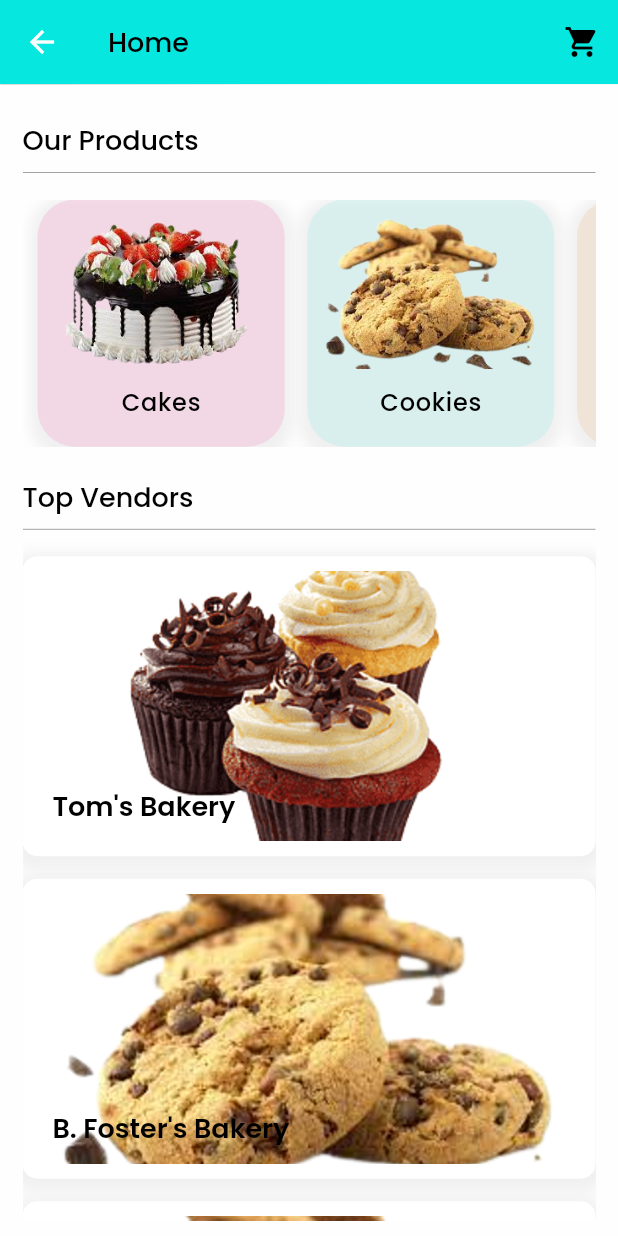
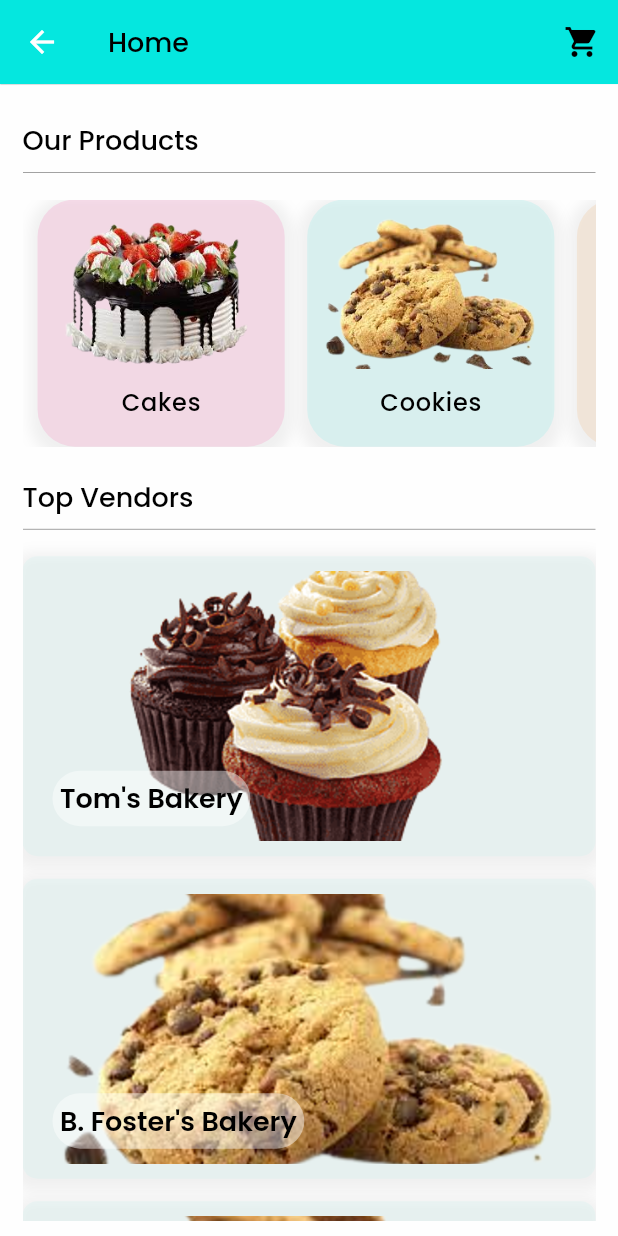
Before and after one commit to KELLURAH/dessertstodoor, a Flutter app: the HomePage screen opened directly, scrolled down 80 dp, on a phone screen of 412 x 824 dp. Run offline on Flutter 3.47's test engine with Material 2 defaults, Android fonts, the phone set to English and light mode, and no system bars; our stand-ins replace animated_bottom_navigation_bar, avatar_glow, bloc, equatable, fl_chart, flash and 5 more; network calls fail.

Commit message:
💄 🚧

```diff
--- a/users/lib/core/components/ProgressDialog.dart
+++ b/users/lib/core/components/ProgressDialog.dart
@@ -3,7 +3,7 @@ import 'package:avatar_glow/avatar_glow.dart';
 import 'package:flutter/material.dart';
 import 'package:google_fonts/google_fonts.dart';
 
-import 'widgetFunctinos.dart';
+import 'widgetFunctions.dart';
 
 class ProgressDialog extends StatelessWidget {
   final String displayMessage;
--- a/users/lib/core/components/cards.dart
+++ b/users/lib/core/components/cards.dart
@@ -1,6 +1,6 @@
 import 'package:flutter/material.dart';
 import 'package:google_fonts/google_fonts.dart';
-import 'package:users/core/components/widgetFunctinos.dart';
+import 'package:users/core/components/widgetFunctions.dart';
 import 'package:users/core/utils/Colors.dart';
 
 class DashCards extends StatelessWidget {
--- a/users/lib/core/components/dashCards.dart
+++ b/users/lib/core/components/dashCards.dart
@@ -1,6 +1,6 @@
 import 'package:flutter/material.dart';
 import 'package:google_fonts/google_fonts.dart';
-import 'package:users/core/components/widgetFunctinos.dart';
+import 'package:users/core/components/widgetFunctions.dart';
 import 'package:users/core/utils/Colors.dart';
 
 class ProfileCard extends StatelessWidget {
--- a/users/lib/core/components/widgetFunctinos.dart
+++ b/users/lib/core/components/widgetFunctions.dart
@@ -111,6 +111,7 @@ Text normalText(String? text) {
       fontSize: 18,
       fontWeight: FontWeight.w500,
       color: Colors.black,
+      letterSpacing: .25,
     ),
   );
 }
--- a/users/lib/core/utils/UtilityService.dart
+++ b/users/lib/core/utils/UtilityService.dart
@@ -2,7 +2,7 @@ import 'package:flash/flash.dart';
 import 'package:flutter/material.dart';
 import 'package:google_fonts/google_fonts.dart';
 
-import '../components/widgetFunctinos.dart';
+import '../components/widgetFunctions.dart';
 import 'Colors.dart';
 
 class UtilityService {
--- a/users/lib/features/Authentication/presentation/pages/Login.dart
+++ b/users/lib/features/Authentication/presentation/pages/Login.dart
@@ -9,7 +9,7 @@ import 'package:google_fonts/google_fonts.dart';
 import 'package:users/core/utils/Colors.dart';
 
 import '../../../../core/components/loading.dart';
-import '../../../../core/components/widgetFunctinos.dart';
+import '../../../../core/components/widgetFunctions.dart';
 import '../../../../core/utils/UtilityService.dart';
 
 class Login extends StatefulWidget {
--- a/users/lib/features/Authentication/presentation/pages/Registration.dart
+++ b/users/lib/features/Authentication/presentation/pages/Registration.dart
@@ -9,7 +9,7 @@ import 'package:google_fonts/google_fonts.dart';
 import 'package:users/core/utils/Colors.dart';
 
 import '../../../../core/components/loading.dart';
-import '../../../../core/components/widgetFunctinos.dart';
+import '../../../../core/components/widgetFunctions.dart';
 import '../../../../core/utils/UtilityService.dart';
 
 class Registration extends StatefulWidget {
--- a/users/lib/features/Generic/Onboarding.dart
+++ b/users/lib/features/Generic/Onboarding.dart
@@ -4,7 +4,7 @@ import 'package:flutter_svg/flutter_svg.dart';
 import 'package:google_fonts/google_fonts.dart';
 import 'package:users/core/utils/Colors.dart';
 
-import '../../core/components/widgetFunctinos.dart';
+import '../../core/components/widgetFunctions.dart';
 
 class OnBoarding extends StatelessWidget {
   const OnBoarding({Key? key}) : super(key: key);
--- a/users/lib/features/LandingPage/presentation/pages/Homepage.dart
+++ b/users/lib/features/LandingPage/presentation/pages/Homepage.dart
@@ -4,7 +4,7 @@ import 'package:users/core/utils/Colors.dart';
 import 'package:users/features/Vendors/presentation/widgets/VendorCard.dart';
 
 import '../../../../core/components/dashCards.dart';
-import '../../../../core/components/widgetFunctinos.dart';
+import '../../../../core/components/widgetFunctions.dart';
 
 class HomePage extends StatefulWidget {
   const HomePage({Key? key}) : super(key: key);
--- a/users/lib/features/LandingPage/presentation/pages/LandingPage.dart
+++ b/users/lib/features/LandingPage/presentation/pages/LandingPage.dart
@@ -3,7 +3,7 @@ import 'package:flutter/material.dart';
 import 'package:users/core/components/cards.dart';
 import 'package:users/core/utils/Colors.dart';
 
-import '../../../../core/components/widgetFunctinos.dart';
+import '../../../../core/components/widgetFunctions.dart';
 import '../../../Generic/Sidebar.dart';
 
 class LandingPage extends StatefulWidget {
@@ -30,7 +30,7 @@ class _LandingPageState extends State<LandingPage> {
 
     final size = MediaQuery.of(context).size;
     return Scaffold(
-      drawer: Sidebar(name: widget.name, email: widget.email),
+      drawer: Sidebar(name: widget.name, email: widget.email, context: context),
       appBar: appbar(
         false,
         title: 'Dashboard',
@@ -167,7 +167,7 @@ class _LandingPageState extends State<LandingPage> {
                   ),
                 ),
                 addVertical(15),
-                normalText('text'),
+                normalText('Categories'),
                 const Divider(thickness: .45),
                 addVertical(15),
                 SizedBox(
--- a/users/lib/features/LandingPage/presentation/pages/Offers.dart
+++ b/users/lib/features/LandingPage/presentation/pages/Offers.dart
@@ -2,7 +2,7 @@ import 'package:flutter/material.dart';
 import 'package:google_fonts/google_fonts.dart';
 import 'package:users/core/utils/Colors.dart';
 
-import '../../../../core/components/widgetFunctinos.dart';
+import '../../../../core/components/widgetFunctions.dart';
 
 class OffersPage extends StatefulWidget {
   const OffersPage({Key? key}) : super(key: key);
--- a/users/lib/features/Vendors/presentation/widgets/VendorCard.dart
+++ b/users/lib/features/Vendors/presentation/widgets/VendorCard.dart
@@ -1,5 +1,6 @@
 import 'package:flutter/material.dart';
 import 'package:google_fonts/google_fonts.dart';
+import 'package:users/core/utils/Colors.dart';
 
 class VendorCard extends StatelessWidget {
   final String title, image;
@@ -14,7 +15,7 @@ class VendorCard extends StatelessWidget {
       height: 200,
       width: MediaQuery.of(context).size.width,
       decoration: BoxDecoration(
-        color: Colors.white,
+        color: SECOND_COLOR.withOpacity(0.045),
         borderRadius: BorderRadius.circular(10),
         boxShadow: [
           BoxShadow(
@@ -38,6 +39,14 @@ class VendorCard extends StatelessWidget {
             padding: const EdgeInsets.all(10.0),
             child: Align(
               alignment: Alignment.bottomLeft,
+              child: Container(
+                padding: const EdgeInsets.all(5),
+                decoration: BoxDecoration(
+                  color: Colors.white.withOpacity(0.45),
+                  borderRadius: const BorderRadius.all(
+                    Radius.circular(25),
+                  ),
+                ),
                 child: Text(
                   title,
                   style: GoogleFonts.poppins(
@@ -48,6 +57,7 @@ class VendorCard extends StatelessWidget {
                 ),
               ),
             ),
+          ),
         ],
       ),
     );
```
Also changed, not shown: users/lib/features/Authentication/presentation/pages/ProfilePage.dart (+4 -4 lines). Lines whose indentation alone changed are shown as unchanged.
